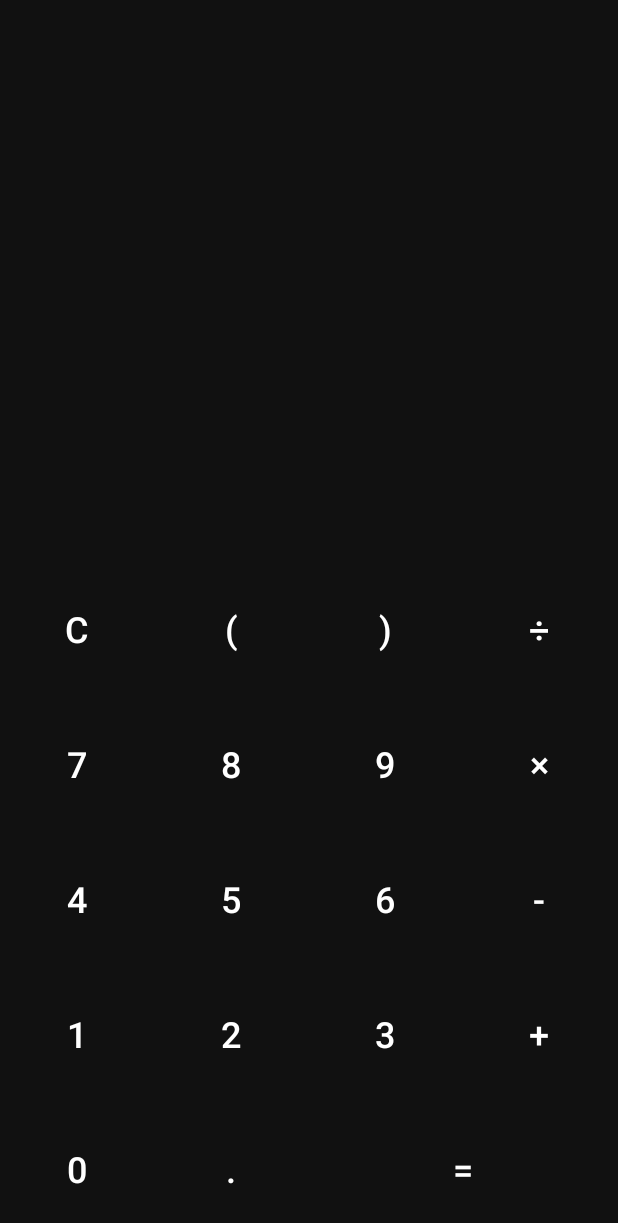
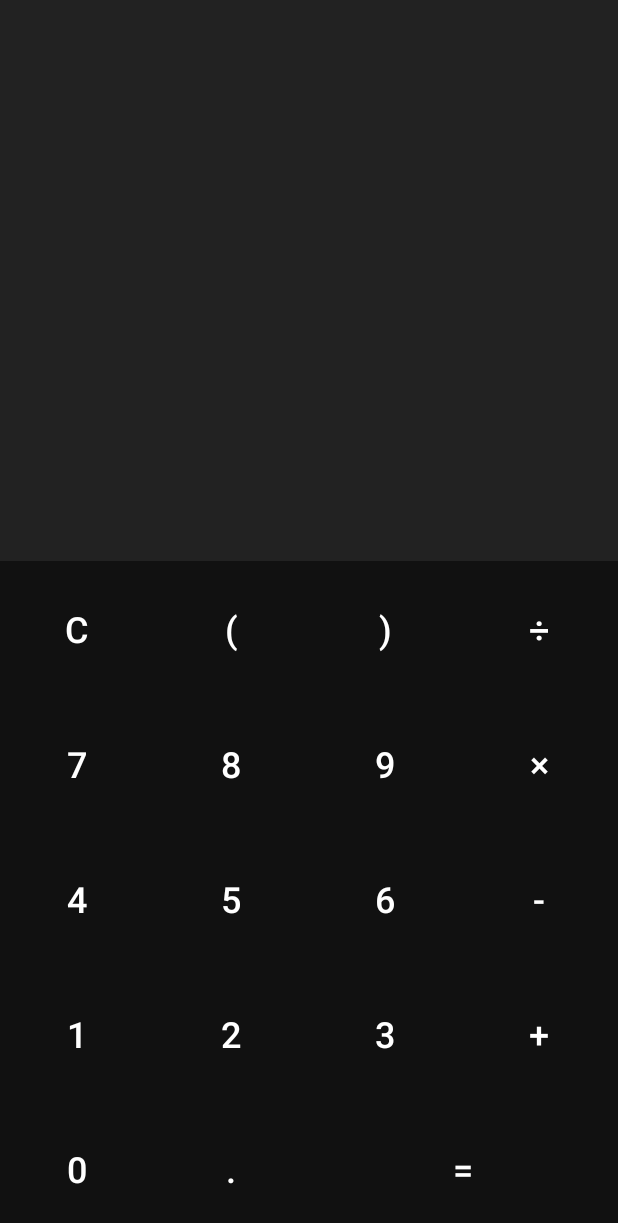
Before and after one commit to momo1210love/DentakuApp, an Android app: the screen it shows after launch (MainActivity), on a phone screen of 412 x 824 dp. Shown: the top 1223 px of the screen. Run offline under Robolectric (Android 15) with nearby library versions, the phone set to English and light mode, and no system bars.

Commit message:
no message

```diff
--- a/app/src/main/res/layout/activity_main.xml
+++ b/app/src/main/res/layout/activity_main.xml
@@ -16,6 +16,7 @@
         android:layout_weight="1"
         android:gravity="bottom"
         android:orientation="vertical"
+        android:background="@color/io_background"
         android:padding="30dp">
 
         <TextView
@@ -24,6 +25,7 @@
             android:layout_height="wrap_content"
             android:gravity="end"
             android:textSize="30sp"
+            android:textColor="@color/white"
             tools:text="5+10-3" />
 
         <TextView
@@ -32,6 +34,7 @@
             android:layout_height="wrap_content"
             android:gravity="end"
             android:textSize="50sp"
+            android:textColor="@color/green"
             tools:text="12" />
 
     </LinearLayout>
--- a/app/src/main/res/values/colors.xml
+++ b/app/src/main/res/values/colors.xml
@@ -3,6 +3,7 @@
     <color name="purple_200">#FFBB86FC</color>
     <color name="purple_500">#FF6200EE</color>
     <color name="purple_700">#FF3700B3</color>
+    <color name="teal_200">#FF03DAC5</color>
     <color name="teal_700">#FF018786</color>
     <color name="black">#FF000000</color>
     <color name="white">#ffffff</color>
```
